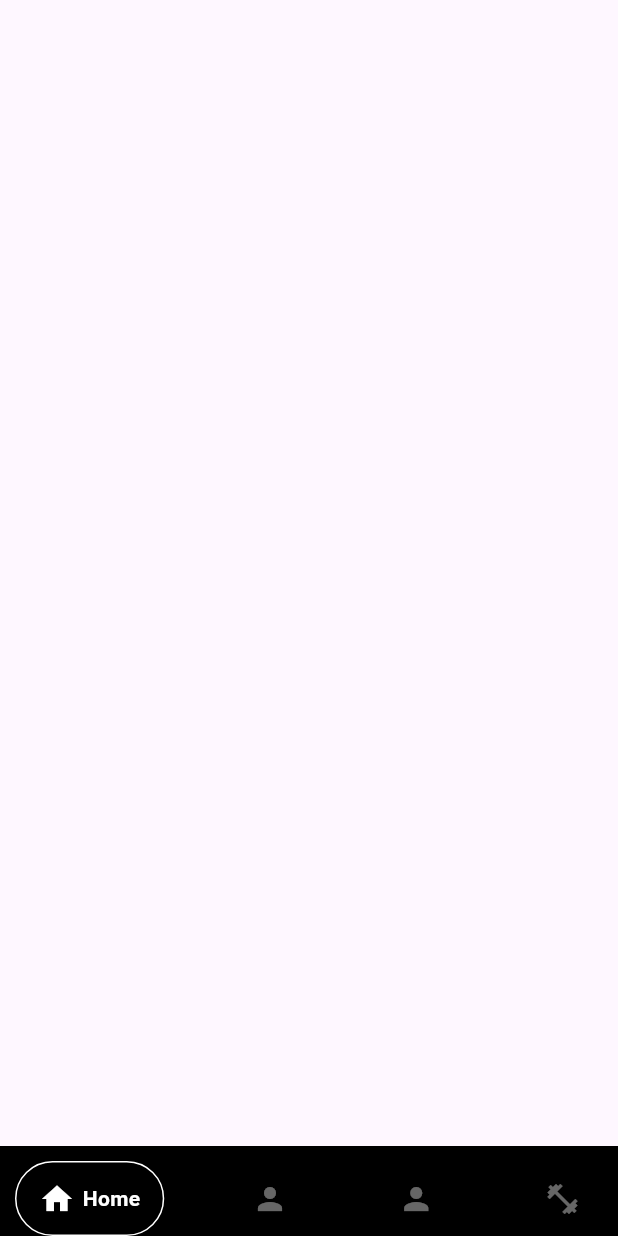
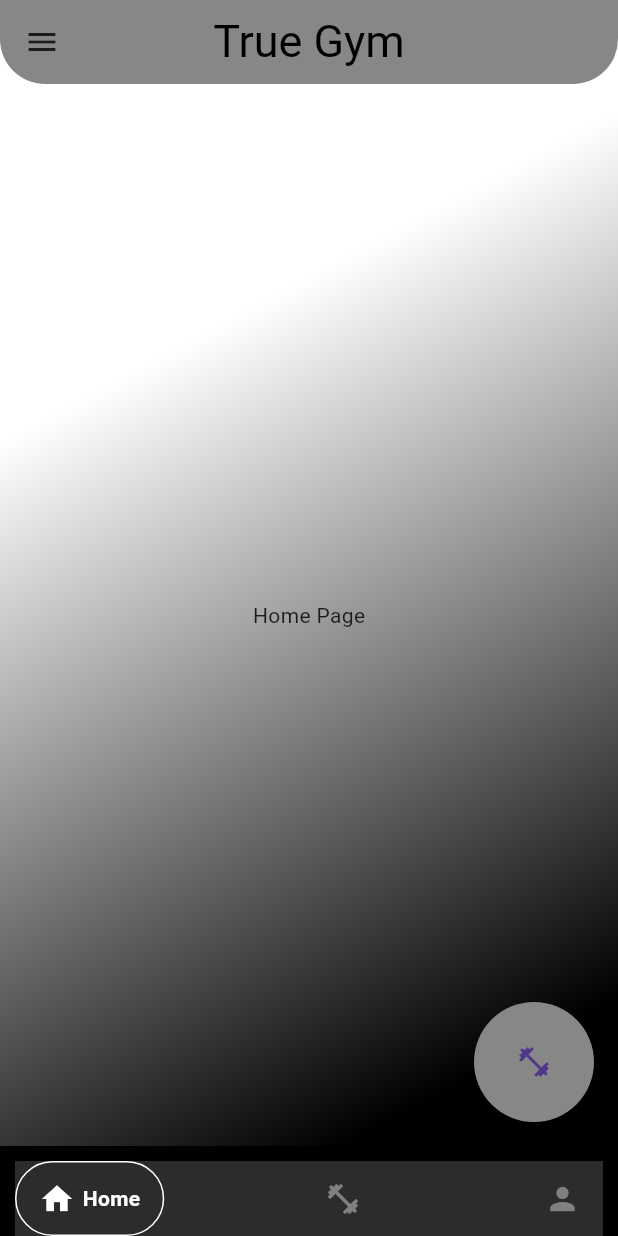
Before and after one commit to Amr-3li/Linkify-Social-Media-App, a Flutter app: the BottomNavigation screen opened directly, on a phone screen of 412 x 824 dp. Run offline on Flutter 3.47's test engine with Material 3 defaults, Android fonts, the phone set to English and light mode, and no system bars; drawn by our look-alikes of flutter_speed_dial, google_nav_bar.

Commit message:
build home page ui

```diff
--- a/lib/main.dart
+++ b/lib/main.dart
@@ -15,7 +15,7 @@ class MyApp extends StatelessWidget {
     return const MaterialApp(
       title: 'True Gym',
       debugShowCheckedModeBanner: false,
-      home: CaloriesCalculatorPage(),
+      home: LoginPage(),
     );
   }
 }
--- a/lib/views/pages/app_pages/bottom_navigation.dart
+++ b/lib/views/pages/app_pages/bottom_navigation.dart
@@ -28,9 +28,8 @@ class _BottomNavigationState extends State<BottomNavigation> {
 
   final List<Widget> _widgetOptions = <Widget>[
     const HomePage(),
+    const Exersieses(),
     const ProfilePage(),
-    const ProfilePage(),
-    const Exersieses()
   ];
 
   @override
@@ -59,7 +58,7 @@ class _BottomNavigationState extends State<BottomNavigation> {
               activeColor: Colors.white,
 
               color: Colors.white.withOpacity(0.4),
-              backgroundColor: Colors.black,
+              backgroundColor: const Color.fromARGB(255, 44, 44, 44),
               iconSize: 24,
               padding: const EdgeInsets.symmetric(horizontal: 15, vertical: 12),
               tabs: const [
@@ -67,14 +66,13 @@ class _BottomNavigationState extends State<BottomNavigation> {
                   icon: Icons.home,
                   text: 'Home',
                 ),
-                GButton(icon: Icons.person, text: 'Profile'),
+                GButton(
+                  icon: Icons.fitness_center,
+                  text: 'Exersieses',
+                ),
                 GButton(
                   icon: Icons.person,
                   text: 'Profile',
-                ),
-                GButton(
-                  icon: Icons.fitness_center,
-                  text: 'Exersieses',
                 ),
               ],
             ),
--- a/lib/views/pages/app_pages/calories_calculator_page.dart
+++ b/lib/views/pages/app_pages/calories_calculator_page.dart
@@ -50,7 +50,7 @@ class _CaloriesCalculatorPageState extends State<CaloriesCalculatorPage> {
   @override
   Widget build(BuildContext context) {
     return Scaffold(
-      backgroundColor: const Color.fromARGB(255, 38, 38, 38),
+      backgroundColor: Color.fromARGB(255, 30, 30, 30),
       appBar: AppBar(
         title: const Center(
             child: Text(
@@ -151,7 +151,7 @@ class _CaloriesCalculatorPageState extends State<CaloriesCalculatorPage> {
                 child: Text(
                   resultText,
                   style: const TextStyle(
-                      color: Colors.white,
+                      color: Colors.green,
                       fontSize: 40,
                       fontWeight: FontWeight.w500),
                 ),
@@ -251,7 +251,7 @@ class _CaloriesCalculatorPageState extends State<CaloriesCalculatorPage> {
       controller: controler,
       decoration: const InputDecoration(
         filled: true,
-        fillColor: Color.fromARGB(255, 82, 82, 82),
+        fillColor: Color.fromARGB(255, 0, 0, 0),
         border: OutlineInputBorder(
           borderRadius: BorderRadius.all(Radius.circular(20)),
           borderSide: BorderSide(color: Colors.black),
@@ -278,9 +278,8 @@ class _CaloriesCalculatorPageState extends State<CaloriesCalculatorPage> {
             chagngeIndex(index);
           },
           style: ElevatedButton.styleFrom(
-            backgroundColor: currentIndex == index
-                ? color
-                : const Color.fromARGB(255, 82, 82, 82),
+            backgroundColor:
+                currentIndex == index ? color : Color.fromARGB(255, 0, 0, 0),
             shape: RoundedRectangleBorder(
               borderRadius: BorderRadius.circular(20.0),
             ),
@@ -301,6 +300,7 @@ class _CaloriesCalculatorPageState extends State<CaloriesCalculatorPage> {
           height: 60,
           width: 60,
           child: Image(
+              color: Colors.white,
               image: index == 0
                   ? const AssetImage("assets/icons/male.png")
                   : const AssetImage("assets/icons/female.png"),
--- a/lib/views/pages/app_pages/home_page.dart
+++ b/lib/views/pages/app_pages/home_page.dart
@@ -1,9 +1,9 @@
 import 'package:flutter/material.dart';
+import 'package:flutter_speed_dial/flutter_speed_dial.dart';
+import 'package:true_gym/views/pages/app_pages/exersieses.dart';
 
 class HomePage extends StatefulWidget {
   const HomePage({super.key});
-
-
 
   @override
   State<HomePage> createState() => _HomePageState();
@@ -12,9 +12,113 @@ class HomePage extends StatefulWidget {
 class _HomePageState extends State<HomePage> {
   @override
   Widget build(BuildContext context) {
-    return const Scaffold(
-
-
+    return Container(
+      decoration: const BoxDecoration(
+        gradient: LinearGradient(
+            stops: [0.3, 0.9],
+            begin: Alignment.topLeft,
+            end: Alignment.bottomRight,
+            colors: [
+              Color.fromARGB(255, 255, 255, 255),
+              Color.fromARGB(255, 0, 0, 0),
+            ]),
+      ),
+      child: Scaffold(
+        resizeToAvoidBottomInset: false,
+        backgroundColor: Colors.transparent,
+        drawer: Drawer(
+          width: 290,
+          clipBehavior: Clip.hardEdge,
+          elevation: 5,
+          semanticLabel: 'Navigation Drawer',
+          shape: const RoundedRectangleBorder(
+            borderRadius:
+                BorderRadius.only(bottomRight: Radius.circular(250.0)),
+          ),
+          backgroundColor: Color.fromARGB(255, 103, 103, 103),
+          child: ListView(
+            children: const [
+              UserAccountsDrawerHeader(
+                accountName: Text('Amr'),
+                accountEmail: Text('5kNjC@example.com'),
+                currentAccountPicture: CircleAvatar(
+                  backgroundImage: NetworkImage(
+                      'https://www.pngitem.com/pimgs/m/150-1503945_transparent-user-png-default-user-image-png-png.png'),
+                ),
+              ),
+              ListTile(
+                leading: Icon(Icons.person, color: Colors.white),
+                title: Text('Profile',
+                    style: TextStyle(color: Colors.white, fontSize: 20)),
+              ),
+              ListTile(
+                leading: Icon(Icons.settings, color: Colors.white),
+                title: Text('Settings',
+                    style: TextStyle(color: Colors.white, fontSize: 20)),
+              ),
+              Divider(),
+              ListTile(
+                leading: Icon(Icons.help, color: Colors.white),
+                title: Text('Help',
+                    style: TextStyle(color: Colors.white, fontSize: 20)),
+              ),
+              ListTile(
+                leading: Icon(Icons.info, color: Colors.white),
+                title: Text('About',
+                    style: TextStyle(color: Colors.white, fontSize: 20)),
+              ),
+              Divider(),
+              ListTile(
+                leading: Icon(Icons.share, color: Colors.white),
+                title: Text('Share',
+                    style: TextStyle(color: Colors.white, fontSize: 20)),
+              ),
+              ListTile(
+                leading: Icon(Icons.rate_review, color: Colors.white),
+                title: Text('Rate Us',
+                    style: TextStyle(color: Colors.white, fontSize: 20)),
+              ),
+              Divider(),
+              ListTile(
+                leading: Icon(Icons.logout, color: Colors.white),
+                title: Text('Logout',
+                    style: TextStyle(color: Colors.white, fontSize: 20)),
+              ),
+            ],
+          ),
+        ),
+        floatingActionButton: SpeedDial(
+          buttonSize: const Size(80, 80),
+          icon: Icons.fitness_center,
+          backgroundColor: const Color.fromARGB(255, 135, 135, 135),
+          overlayOpacity: 0.3,
+          spaceBetweenChildren: 15,
+          closeManually: true,
+          onPress: () {
+            Navigator.push(
+              context,
+              MaterialPageRoute(builder: (context) => const Exersieses()),
+            );
+          },
+        ),
+        appBar: AppBar(
+          elevation: 0,
+          centerTitle: true,
+          shape: const RoundedRectangleBorder(
+            borderRadius: BorderRadius.vertical(
+              bottom: Radius.circular(30),
+            ),
+          ),
+          backgroundColor: const Color.fromARGB(255, 135, 135, 135),
+          title: const Text(
+            'True Gym',
+            style: TextStyle(color: Colors.black, fontSize: 30),
+          ),
+        ),
+        body: const Center(
+          child: Text('Home Page'),
+        ),
+      ),
     );
   }
 }
--- a/lib/views/pages/register_pages/login_page.dart
+++ b/lib/views/pages/register_pages/login_page.dart
@@ -1,18 +1,18 @@
 import 'package:flutter/material.dart';
-import 'package:true_gym/views/pages/app_pages/bottom_navigation.dart';
+import 'package:true_gym/views/pages/app_pages/home_page.dart';
 import 'package:true_gym/views/widgets/input_text.dart';
 import 'package:true_gym/views/pages/register_pages/signup_page.dart';
 
 // ignore: must_be_immutable
 class LoginPage extends StatelessWidget {
-  LoginPage({super.key});
-
-  var emailController = TextEditingController();
-
-  var passwordController = TextEditingController();
+  const LoginPage({super.key});
 
   @override
   Widget build(BuildContext context) {
+    var emailController = TextEditingController();
+
+    var passwordController = TextEditingController();
+
     return Scaffold(
       body: Container(
         decoration: const BoxDecoration(
@@ -83,8 +83,7 @@ class LoginPage extends StatelessWidget {
                           Navigator.pushReplacement(
                               context,
                               MaterialPageRoute(
-                                  builder: (context) =>
-                                      const BottomNavigation()));
+                                  builder: (context) => const HomePage()));
                         },
                         style: ElevatedButton.styleFrom(
                             fixedSize: const Size(500, 60),
--- a/lib/views/pages/register_pages/signup_page.dart
+++ b/lib/views/pages/register_pages/signup_page.dart
@@ -6,13 +6,9 @@ class SignupPage extends StatelessWidget {
   SignupPage({super.key});
 
   var emailController = TextEditingController();
-
   var passwordController = TextEditingController();
-
   var confirmPasswordController = TextEditingController();
-
   var nameController = TextEditingController();
-
   var phoneController = TextEditingController();
 
   @override
```
Also changed, not shown: pubspec.yaml (+2 -6 lines), pubspec.lock.
